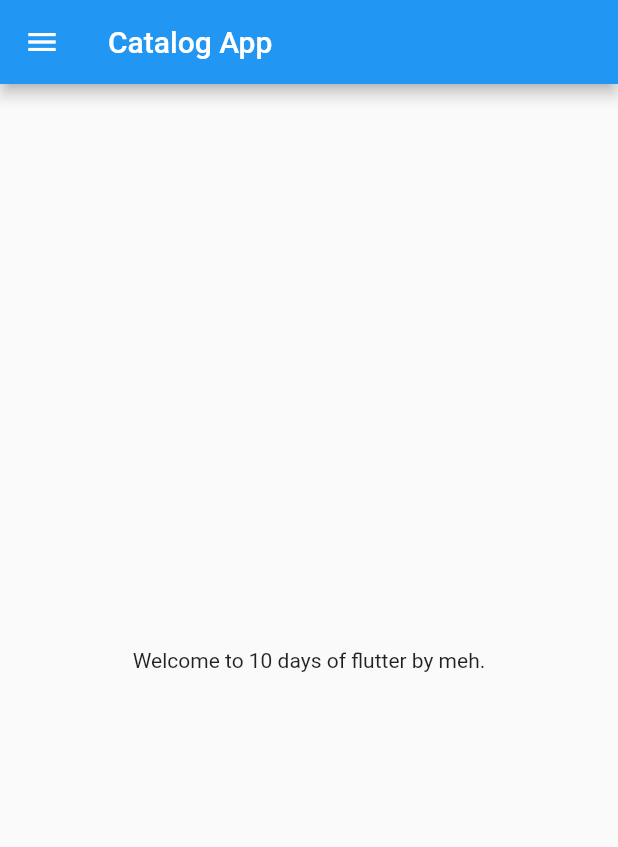
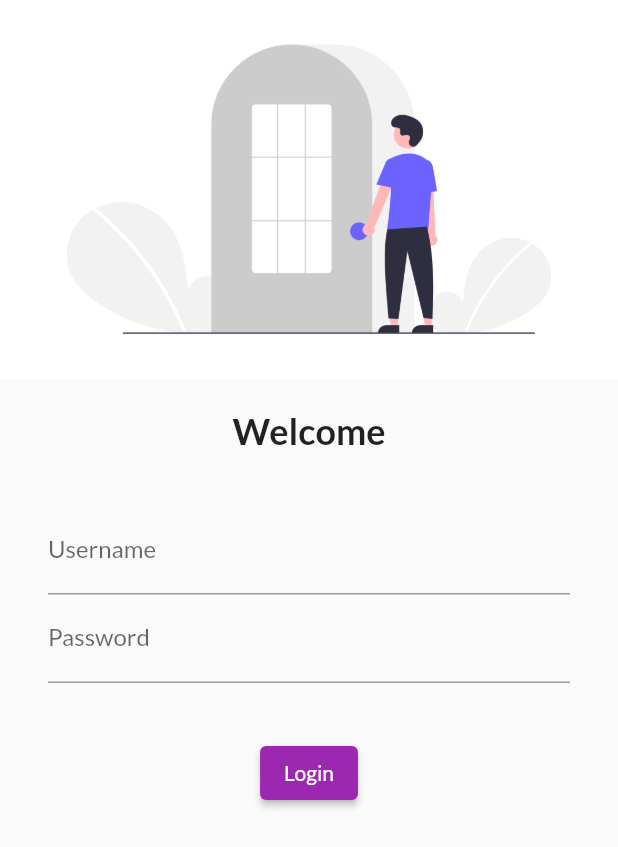
Before and after one commit to RitikRajoria/30DaysOfFlutter, a Flutter app: the screen it shows after launch, on a phone screen of 412 x 824 dp. Shown: the top 847 px of the screen. Run offline on Flutter 3.47's test engine with Material 2 defaults, Android fonts, the phone set to English and light mode, and no system bars; our stand-ins replace google_fonts.

Commit message:
day 4 completed

```diff
--- a/lib/main.dart
+++ b/lib/main.dart
@@ -1,15 +1,30 @@
 import 'package:flutter/material.dart';
 import 'package:flutter_catalog/pages/home_page.dart';
+import 'package:flutter_catalog/pages/login_page.dart';
+import 'package:google_fonts/google_fonts.dart';
 
 void main() {
-  runApp( MyApp());
+  runApp(MyApp());
 }
 
 class MyApp extends StatelessWidget {
   @override
   Widget build(BuildContext context) {
     return MaterialApp(
-      home: HomePage(),
+      themeMode: ThemeMode.light,
+      theme: ThemeData(
+        primarySwatch: Colors.purple,
+        fontFamily: GoogleFonts.lato().fontFamily,
+
+      ),
+      darkTheme: ThemeData(
+        brightness: Brightness.dark,
+      ),
+      initialRoute: "/login",
+      routes: {
+        "/login": (context) => LoginPage(),
+        "/home": (context) => HomePage()
+      },
     );
   }
 }
--- a/lib/pages/home_page.dart
+++ b/lib/pages/home_page.dart
@@ -1,7 +1,7 @@
 import 'package:flutter/material.dart';
 
 class HomePage extends StatelessWidget {
-  final int days = 10;
+  final int days = 15;
   final String name = "meh";
   @override
   Widget build(BuildContext context) {
--- /dev/null
+++ b/lib/pages/login_page.dart
@@ -0,0 +1,52 @@
+import 'package:flutter/material.dart';
+
+class LoginPage extends StatelessWidget {
+  @override
+  Widget build(BuildContext context) {
+    return Material(
+      child: Column(
+        children: [
+          Image.asset('assets/images/login_image.png', fit: BoxFit.cover),
+          SizedBox(height: 20.0),
+          Text(
+            "Welcome",
+            style: TextStyle(
+              fontSize: 24,
+              fontWeight: FontWeight.bold,
+            ),
+          ),
+          SizedBox(height: 20.0),
+          Padding(
+            padding: const EdgeInsets.symmetric(vertical: 16.0, horizontal: 32.0),
+                      child: Column(
+              children: [
+                TextFormField(
+                  decoration: InputDecoration(
+                    hintText: "Enter Username" ,
+                    labelText: "Username",
+                  ),
+                ),
+                TextFormField(
+                  obscureText: true,
+                  obscuringCharacter: '#',
+                  decoration: InputDecoration(
+                    hintText: "Enter Password" ,
+                    labelText: "Password",
+                  ),
+                ),
+              ],
+            ),
+          ),
+          SizedBox(height: 20.0),
+          ElevatedButton(
+            onPressed: () {print("hello from login button");},
+            child: Text("Login"),
+            style: TextButton.styleFrom(),
+
+            ),
+
+        ],
+      ),
+    );
+  }
+}
--- a/pubspec.yaml
+++ b/pubspec.yaml
@@ -34,6 +34,7 @@ dependencies:
   # The following adds the Cupertino Icons font to your application.
   # Use with the CupertinoIcons class for iOS style icons.
   cupertino_icons: ^1.0.2
+  google_fonts: ^2.2.0
 
 dev_dependencies:
   flutter_test:
@@ -58,8 +59,8 @@ flutter:
   uses-material-design: true
 
   # To add assets to your application, add an assets section, like this:
-  # assets:
-  #   - images/a_dot_burr.jpeg
+  assets:
+    - assets/images/
   #   - images/a_dot_ham.jpeg
 
   # An image asset can refer to one or more resolution-specific "variants", see
```
Also changed, not shown: assets/images/login_image.png (added), pubspec.lock.
